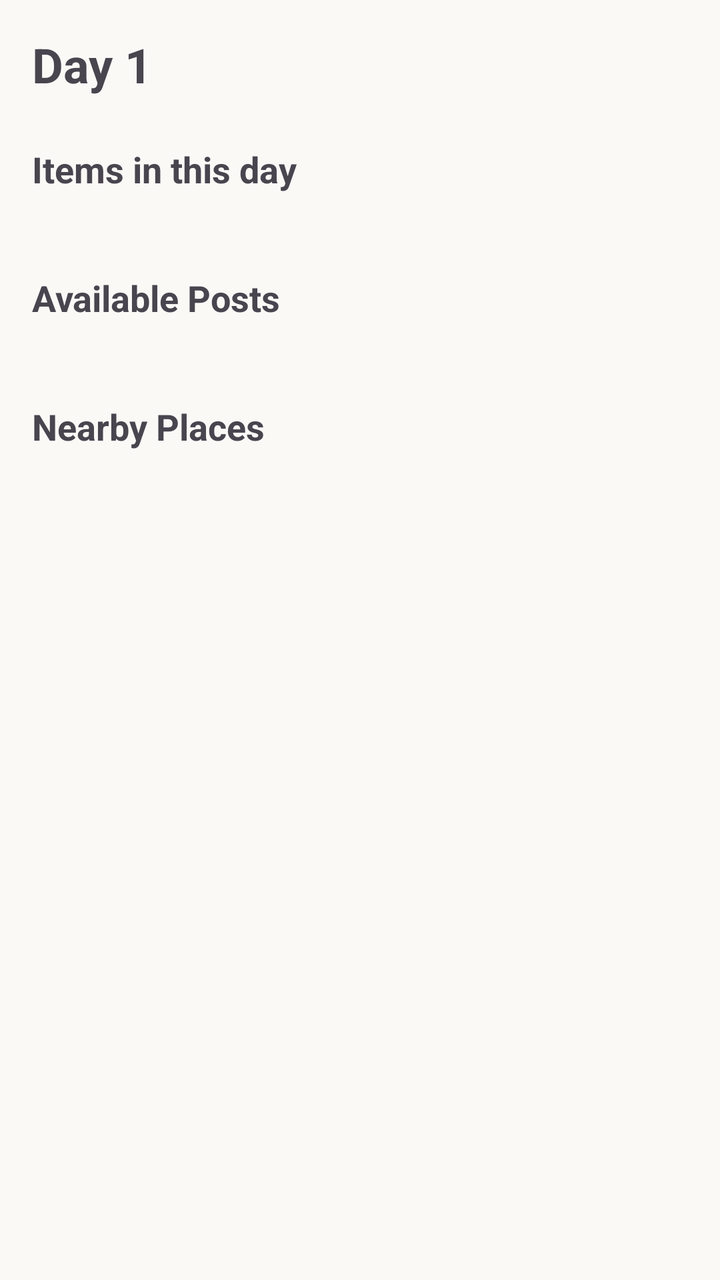
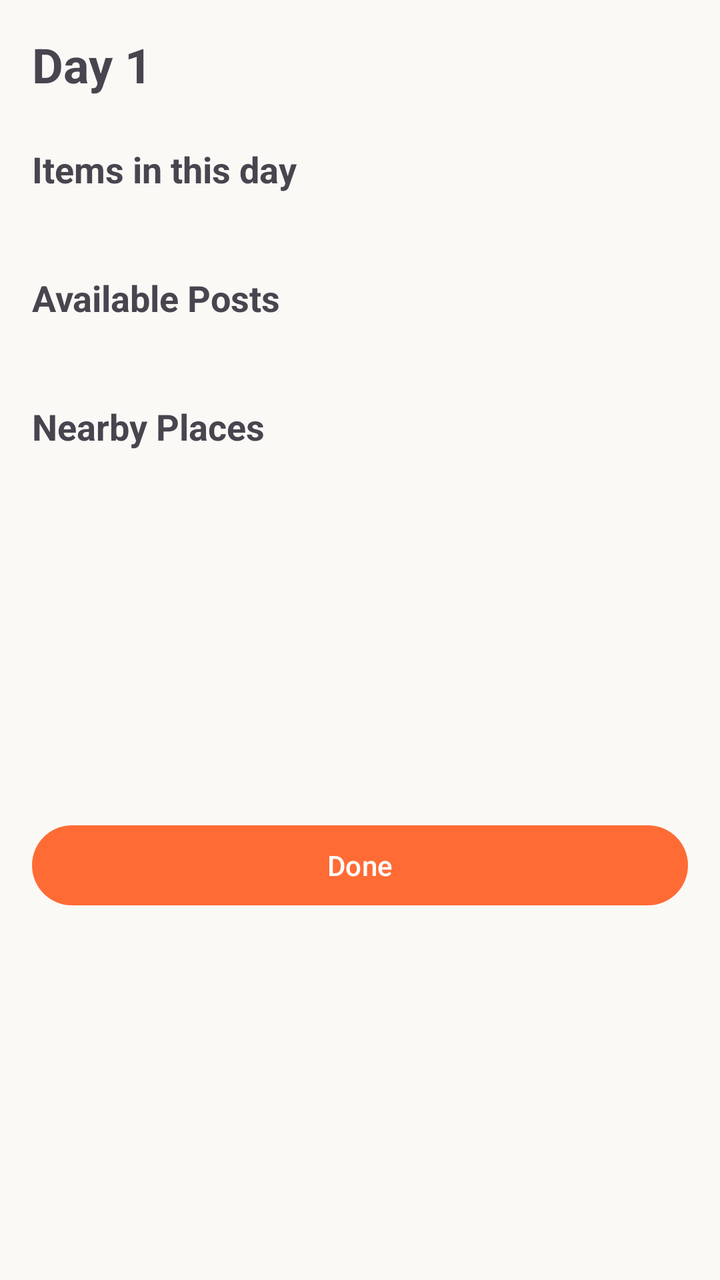

The first picture is an Android layout as it rendered before a commit; the second is the same layout after the commit. The layout source and the unified diff follow.
<!-- AndroidManifest.xml: application theme Theme.TripTip_Yaron_and_Alon -->
<!-- res/layout/fragment_trip_day_editor.xml -->
<?xml version="1.0" encoding="utf-8"?>
<ScrollView
    xmlns:android="http://schemas.android.com/apk/res/android"
    xmlns:app="http://schemas.android.com/apk/res-auto"
    android:layout_width="match_parent"
    android:layout_height="match_parent"
    android:fillViewport="true">

    <androidx.constraintlayout.widget.ConstraintLayout
        android:layout_width="match_parent"
        android:layout_height="wrap_content"
        android:padding="16dp">

        
        <TextView
            android:id="@+id/tvDayTitle"
            android:layout_width="0dp"
            android:layout_height="wrap_content"
            android:text="Day 1"
            android:textSize="24sp"
            android:textStyle="bold"
            app:layout_constraintTop_toTopOf="parent"
            app:layout_constraintStart_toStartOf="parent"
            app:layout_constraintEnd_toEndOf="parent" />

        
        <TextView
            android:id="@+id/tvItemsTitle"
            android:layout_width="0dp"
            android:layout_height="wrap_content"
            android:text="Items in this day"
            android:textSize="18sp"
            android:textStyle="bold"
            android:layout_marginTop="24dp"
            app:layout_constraintTop_toBottomOf="@id/tvDayTitle"
            app:layout_constraintStart_toStartOf="parent"
            app:layout_constraintEnd_toEndOf="parent" />

        
        <androidx.recyclerview.widget.RecyclerView
            android:id="@+id/rvItems"
            android:layout_width="0dp"
            android:layout_height="wrap_content"
            android:layout_marginTop="8dp"
            android:nestedScrollingEnabled="false"
            app:layout_constraintTop_toBottomOf="@id/tvItemsTitle"
            app:layout_constraintStart_toStartOf="parent"
            app:layout_constraintEnd_toEndOf="parent" />

        
        <TextView
            android:id="@+id/tvEmptyItems"
            android:layout_width="0dp"
            android:layout_height="wrap_content"
            android:text="No items in this day yet. Add posts below."
            android:textSize="14sp"
            android:textColor="@android:color/darker_gray"
            android:gravity="center"
            android:visibility="gone"
            android:layout_marginTop="16dp"
            app:layout_constraintTop_toBottomOf="@id/tvItemsTitle"
            app:layout_constraintStart_toStartOf="parent"
            app:layout_constraintEnd_toEndOf="parent" />

        
        <TextView
            android:id="@+id/tvAvailablePostsTitle"
            android:layout_width="0dp"
            android:layout_height="wrap_content"
            android:text="Available Posts"
            android:textSize="18sp"
            android:textStyle="bold"
            android:layout_marginTop="32dp"
            app:layout_constraintTop_toBottomOf="@id/rvItems"
            app:layout_constraintStart_toStartOf="parent"
            app:layout_constraintEnd_toEndOf="parent" />

        
        <androidx.recyclerview.widget.RecyclerView
            android:id="@+id/rvAvailablePosts"
            android:layout_width="0dp"
            android:layout_height="wrap_content"
            android:layout_marginTop="8dp"
            android:nestedScrollingEnabled="false"
            app:layout_constraintTop_toBottomOf="@id/tvAvailablePostsTitle"
            app:layout_constraintStart_toStartOf="parent"
            app:layout_constraintEnd_toEndOf="parent" />

        
        <TextView
            android:id="@+id/tvNearbyPlacesTitle"
            android:layout_width="0dp"
            android:layout_height="wrap_content"
            android:text="Nearby Places"
            android:textSize="18sp"
            android:textStyle="bold"
            android:layout_marginTop="32dp"
            app:layout_constraintTop_toBottomOf="@id/rvAvailablePosts"
            app:layout_constraintStart_toStartOf="parent"
            app:layout_constraintEnd_toEndOf="parent" />

        
        <androidx.recyclerview.widget.RecyclerView
            android:id="@+id/rvNearbyPlaces"
            android:layout_width="0dp"
            android:layout_height="wrap_content"
            android:layout_marginTop="8dp"
            android:nestedScrollingEnabled="false"
            app:layout_constraintTop_toBottomOf="@id/tvNearbyPlacesTitle"
            app:layout_constraintStart_toStartOf="parent"
            app:layout_constraintEnd_toEndOf="parent" />

        
        <ProgressBar
            android:id="@+id/progressBar"
            android:layout_width="wrap_content"
            android:layout_height="wrap_content"
            android:visibility="gone"
            app:layout_constraintTop_toTopOf="parent"
            app:layout_constraintBottom_toBottomOf="parent"
            app:layout_constraintStart_toStartOf="parent"
            app:layout_constraintEnd_toEndOf="parent" />

        
        <TextView
            android:id="@+id/tvError"
            android:layout_width="0dp"
            android:layout_height="wrap_content"
            android:textColor="@android:color/holo_red_dark"
            android:visibility="gone"
            android:padding="16dp"
            android:textSize="14sp"
            android:gravity="center"
            app:layout_constraintTop_toTopOf="parent"
            app:layout_constraintStart_toStartOf="parent"
            app:layout_constraintEnd_toEndOf="parent" />

    </androidx.constraintlayout.widget.ConstraintLayout>

</ScrollView>
<!-- resources referenced by this layout -->
<resources>
  <style name="Theme.TripTip_Yaron_and_Alon" parent="Theme.Material3.DayNight.NoActionBar">
          
          <item name="colorPrimary">@color/orange_primary</item>
          <item name="colorPrimaryVariant">@color/orange_dark</item>
          <item name="colorOnPrimary">@color/text_white</item>
          
          
          <item name="colorSecondary">@color/turquoise</item>
          <item name="colorSecondaryVariant">@color/turquoise_dark</item>
          <item name="colorOnSecondary">@color/text_white</item>
          
          
          <item name="android:colorBackground">@color/background_beige</item>
          <item name="colorSurface">@color/background_white</item>
          <item name="colorOnSurface">@color/text_primary</item>
          <item name="colorOnBackground">@color/text_primary</item>
          
          
          <item name="colorError">@color/error</item>
          <item name="colorOnError">@color/text_white</item>
          
          
          <item name="android:statusBarColor">@android:color/transparent</item>
          <item name="android:windowLightStatusBar">true</item>
          
          
          <item name="android:navigationBarColor">@color/background_white</item>
      </style>
  <color name="orange_primary">#FF6B35</color>
  <color name="orange_dark">#E55A2B</color>
  <color name="text_white">#FFFFFF</color>
  <color name="turquoise">#40E0D0</color>
  <color name="turquoise_dark">#2EB8A6</color>
  <color name="background_beige">#FAF9F6</color>
  <color name="background_white">#FFFFFF</color>
  <color name="text_primary">#000000</color>
  <color name="error">#F44336</color>
</resources>

<!-- the commit's change to res/layout/fragment_trip_day_editor.xml (unified diff, before → after) -->
@@ -135,6 +135,19 @@
             app:layout_constraintStart_toStartOf="parent"
             app:layout_constraintEnd_toEndOf="parent" />
 
+        
+        <com.google.android.material.button.MaterialButton
+            android:id="@+id/btnDone"
+            android:layout_width="0dp"
+            android:layout_height="wrap_content"
+            android:text="Done"
+            android:layout_marginTop="24dp"
+            android:layout_marginBottom="16dp"
+            app:layout_constraintTop_toBottomOf="@id/rvNearbyPlaces"
+            app:layout_constraintStart_toStartOf="parent"
+            app:layout_constraintEnd_toEndOf="parent"
+            app:layout_constraintBottom_toBottomOf="parent" />
+
     </androidx.constraintlayout.widget.ConstraintLayout>
 
 </ScrollView>
